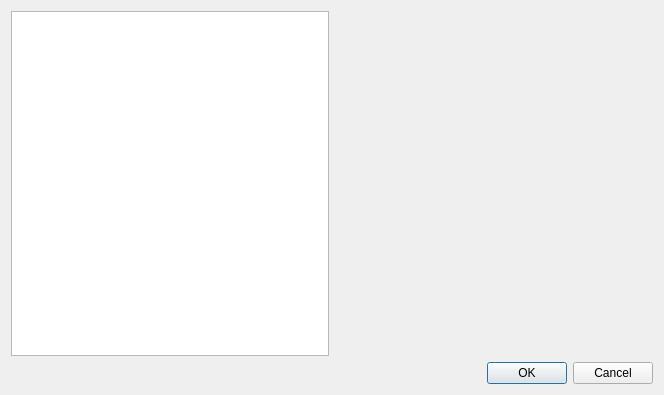
Old version of the form src/grauchy/src/grauchy/optionsdialog.ui in the repository Slesa/Trinity.
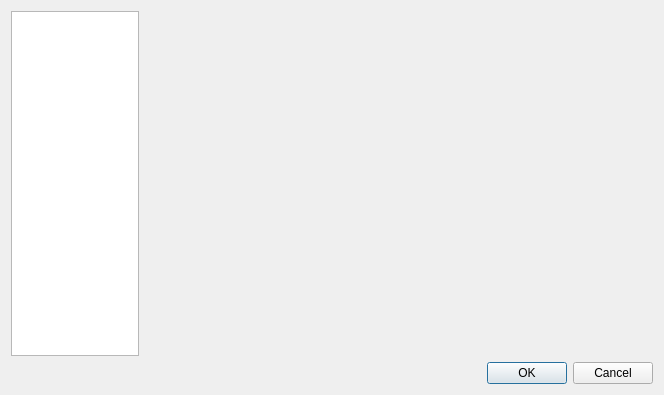
New version of the form.

What changed in the file:
```diff
--- a/src/grauchy/src/grauchy/optionsdialog.ui
+++ b/src/grauchy/src/grauchy/optionsdialog.ui
@@ -17,7 +17,29 @@
    <item>
     <layout class="QHBoxLayout" name="horizontalLayout">
      <item>
-      <widget class="QListView" name="_listItems"/>
+      <widget class="QListWidget" name="listContent">
+       <property name="maximumSize">
+        <size>
+         <width>128</width>
+         <height>16777215</height>
+        </size>
+       </property>
+       <property name="iconSize">
+        <size>
+         <width>96</width>
+         <height>84</height>
+        </size>
+       </property>
+       <property name="movement">
+        <enum>QListView::Snap</enum>
+       </property>
+       <property name="spacing">
+        <number>12</number>
+       </property>
+       <property name="viewMode">
+        <enum>QListView::IconMode</enum>
+       </property>
+      </widget>
      </item>
      <item>
       <widget class="QStackedWidget" name="_stackedPages">
```
Left out of the diff: 20 changed lines with no effect on the pictures.
